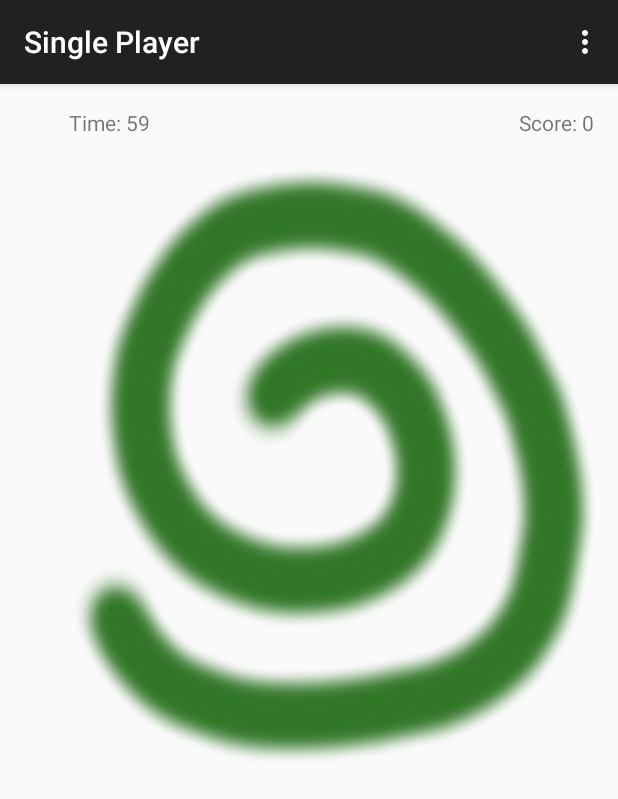
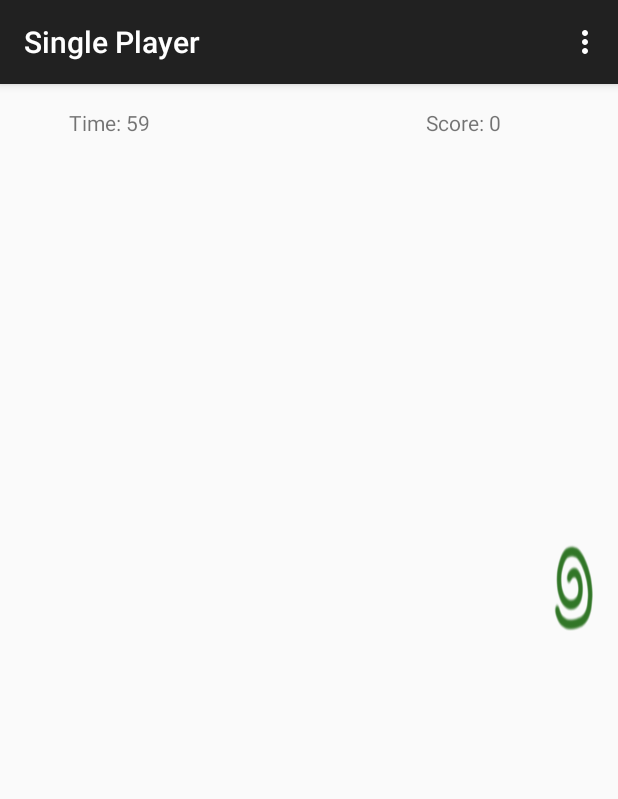
Before and after one commit to LuiAlva/SwirlyTap, an Android app: the singlePlayer screen opened directly, with no data from a screen before it, on a phone screen of 412 x 824 dp. Shown: the top 799 px of the screen. Run offline under Robolectric (Android 15) with nearby library versions, the phone set to English and light mode, and no system bars; 1 statement that could not run was skipped.

Commit message:
large update>>created button grid>>created luckTable>>generated clickable buttons every second depending on luckTable draw

```diff
--- a/app/src/main/java/com/example/spencer/swirlytap/singlePlayer.java
+++ b/app/src/main/java/com/example/spencer/swirlytap/singlePlayer.java
@@ -1,18 +1,35 @@
 package com.example.spencer.swirlytap;
 
+import android.content.res.Resources;
+import android.graphics.Bitmap;
+import android.graphics.BitmapFactory;
+import android.graphics.Color;
+import android.graphics.drawable.BitmapDrawable;
 import android.os.Bundle;
 import android.os.CountDownTimer;
 import android.support.v7.app.ActionBarActivity;
 import android.view.Menu;
 import android.view.MenuItem;
 import android.view.View;
+import android.widget.Button;
 import android.widget.ImageButton;
+import android.widget.TableLayout;
+import android.widget.TableRow;
 import android.widget.TextView;
+import android.widget.Toast;
+
+import java.util.Random;
 
 
-public class singlePlayer extends ActionBarActivity  implements View.OnClickListener
+public class singlePlayer extends ActionBarActivity
 {
-    int count = 0;
+    int count = 0; //this is total score
+
+    private static final int NUM_ROWS = 12; //instantiated size of grid
+    private static final int NUM_COLS = 13;
+    Button buttons[][] = new Button[NUM_ROWS][NUM_COLS]; //created total number of grid buttons
+    String[][] luckArray = new String[NUM_ROWS][NUM_COLS]; //array containing good and bad buttons
+
 
     @Override
     protected void onCreate(Bundle savedInstanceState)
@@ -20,10 +37,25 @@ public class singlePlayer extends ActionBarActivity  implements View.OnClickList
         super.onCreate(savedInstanceState);
         setContentView(R.layout.activity_single_player);
 
+        //Fill luck array with certain good and bad buttons
+        for(int row = 0; row<NUM_ROWS; row++)
+        {
+            for(int col = 0; col<NUM_COLS; col++)
+            {
+                if((col + row)%10 ==0) //much less chance to receive bad button
+                {
+                    luckArray[row][col] = "bad";
+                }
+                else
+                    luckArray[row][col] = "good"; //much higher chance to receive good button
+            }
+        }
+
         // This Timer updates every 30 milliseconds, used for updating changing texts and
         // Images that constantly change
-        new CountDownTimer(60000, 30) {
-
+        new CountDownTimer(60000, 30)
+        {
+            //
             //Get access to totalScore Textbox
             TextView totalScore= (TextView) findViewById(R.id.totalScore);
 
@@ -44,7 +76,10 @@ public class singlePlayer extends ActionBarActivity  implements View.OnClickList
             }
         }.start();
 
-        /*CountDownTimer start = (<-Doesn't needs this)*/new CountDownTimer(60000, 1000)
+        populateButtons(); //add buttons to grid
+
+
+        new CountDownTimer(60000, 1000)
         {
             //create new type textview and relate it to countdown textbox in activity_single_player.xml
             TextView mTextField = (TextView) findViewById(R.id.countdown);
@@ -58,6 +93,27 @@ public class singlePlayer extends ActionBarActivity  implements View.OnClickList
                 else
                     //display seconds left in text field
                     mTextField.setText("Time: " + millisUntilFinished / 1000);
+                    //get a random number and modulo it to ROW and COL sizes
+                    //this gets random element in array
+                    Random r = new Random();
+                    int randRow = r.nextInt(NUM_ROWS);
+                    int randCol = r.nextInt(NUM_COLS);
+
+                    if(luckArray[randRow][randCol]=="good")
+                    {
+                        Button goodButton = buttons[randRow][randCol];
+                        goodButton.setBackgroundResource(R.drawable.goodswirl); //make this grid block location
+                        //have the image of goodswirl
+                        //Scale image to button: this makes all swirls small to fit grid block size
+                        int newWidth = goodButton.getWidth();
+                        int newHeight = goodButton.getHeight();
+                        Bitmap originalBitmap = BitmapFactory.decodeResource(getResources(), R.drawable.goodswirl);
+                        Bitmap scaledBitmap = Bitmap.createScaledBitmap(originalBitmap, newWidth, newHeight, true);
+                        Resources resource = getResources();
+                        goodButton.setBackground(new BitmapDrawable(resource, scaledBitmap));
+
+                    }
+
             }
 
             //stop time/game when time is up
@@ -70,39 +126,47 @@ public class singlePlayer extends ActionBarActivity  implements View.OnClickList
 
         }.start();
 
-        appear();
+
 
 
     }
+    private void populateButtons() //creating grid of buttons
+    {
+        TableLayout table = (TableLayout)findViewById(R.id.tableForButtons); //make new table
+        for(int row = 0; row < NUM_ROWS; row++) //rows instantiated at top
+        {
+            TableRow tableRow = new TableRow(this);
+            tableRow.setLayoutParams(new TableLayout.LayoutParams(TableLayout.LayoutParams.MATCH_PARENT,
+            TableLayout.LayoutParams.MATCH_PARENT,1.0f)); //make layout look nice
+            table.addView(tableRow);
+            for(int col = 0; col < NUM_COLS; col++) //cols instantiated at top
+            {
+                final int FINAL_COL = col; //set col and row location to pass to gridButton
+                final int FINAL_ROW = row; //this sends location of button
+                Button Swirl = new Button(this); //create button to display correctly
+                Swirl.setBackgroundColor(Color.TRANSPARENT);
+                Swirl.setLayoutParams(new TableRow.LayoutParams(TableRow.LayoutParams.MATCH_PARENT,
+                TableRow.LayoutParams.MATCH_PARENT,1.0f));
 
-    ImageButton goodSwirl; //create image button
-    ImageButton badSwirl; //create bad button
-    public void appear()//display level one on screen
-    {
 
-        //after all buttons are clicked by user call levelTwo function
-        goodSwirl = (ImageButton) findViewById(R.id.levelOne);
-        goodSwirl.setOnClickListener(this); //sets an onClickListener on button1
-        goodSwirl.setX(10);
-        goodSwirl.setY(20);
-
-    }
-    @Override
-    public void onClick(View v) //if clicked item id matches button then call swirlClick function
-    {
-        switch(v.getId())
-        {
-            case R.id.levelOne:
-                swirlClick();
-                break;
+                Swirl.setOnClickListener(new View.OnClickListener() {
+                    @Override
+                    public void onClick(View v) {
+                        gridButtonClicked(FINAL_COL, FINAL_ROW);
+                    }
+                });
+                tableRow.addView(Swirl);
+                buttons[row][col] = Swirl;
+            }
         }
     }
 
-    public void swirlClick(boolean buttonType)
+    private void gridButtonClicked(int row, int col) //any time a button clicked do something
     {
-        count++;//add point to total points
-        //display new score
-        goodSwirl.setVisibility(View.INVISIBLE); //make image dissapear when clicked
+        //display message when a button on grid is clicked...saying where button location
+       // buttons[row][col].setBackgroundColor(Color.TRANSPARENT);
+       // Toast.makeText(this, "Button Clicked: " + row + "," + col, Toast.LENGTH_LONG).show();
+        count++;
     }
     @Override
     public boolean onCreateOptionsMenu(Menu menu)
@@ -113,7 +177,8 @@ public class singlePlayer extends ActionBarActivity  implements View.OnClickList
     }
 
     @Override
-    public boolean onOptionsItemSelected(MenuItem item) {
+    public boolean onOptionsItemSelected(MenuItem item)
+    {
         // Handle action bar item clicks here. The action bar will
         // automatically handle clicks on the Home/Up button, so long
         // as you specify a parent activity in AndroidManifest.xml.
--- a/app/src/main/res/layout/activity_single_player.xml
+++ b/app/src/main/res/layout/activity_single_player.xml
@@ -18,26 +18,27 @@
         android:layout_marginLeft="30dp"
         android:layout_marginStart="30dp" />
 
-    <ImageButton
-        android:layout_width="wrap_content"
-        android:layout_height="wrap_content"
-        android:scaleType="fitXY"
-        android:id="@+id/levelOne"
-        android:clickable="true"
-        android:background="@drawable/goodswirl"
-        android:contentDescription="levelOne"
-
-       />
-
     <TextView
         android:text="Score:"
         android:id="@+id/totalScore"
-        android:layout_alignParentTop="true"
-        android:layout_alignRight="@+id/levelOne"
-        android:layout_alignEnd="@+id/levelOne"
         android:layout_width="50dip"
         android:layout_height="fill_parent"
-        android:layout_marginLeft="3dip"
-        android:scaleType="center"/>/>
+        android:scaleType="center"
+        android:layout_alignParentTop="true"
+        android:layout_alignRight="@+id/tableForButtons"
+        android:layout_alignEnd="@+id/tableForButtons"
+        android:layout_marginRight="62dp"
+        android:layout_marginEnd="62dp" />
+
+    <TableLayout
+        android:id="@+id/tableForButtons"
+        android:layout_width="match_parent"
+        android:layout_height="match_parent"
+        android:stretchColumns="."
+        android:layout_below="@+id/countdown"
+        android:layout_alignParentLeft="true"
+        android:layout_alignParentStart="true"
+        android:layout_marginTop="49dp">
+        </TableLayout>/>
 
 </RelativeLayout>
```
